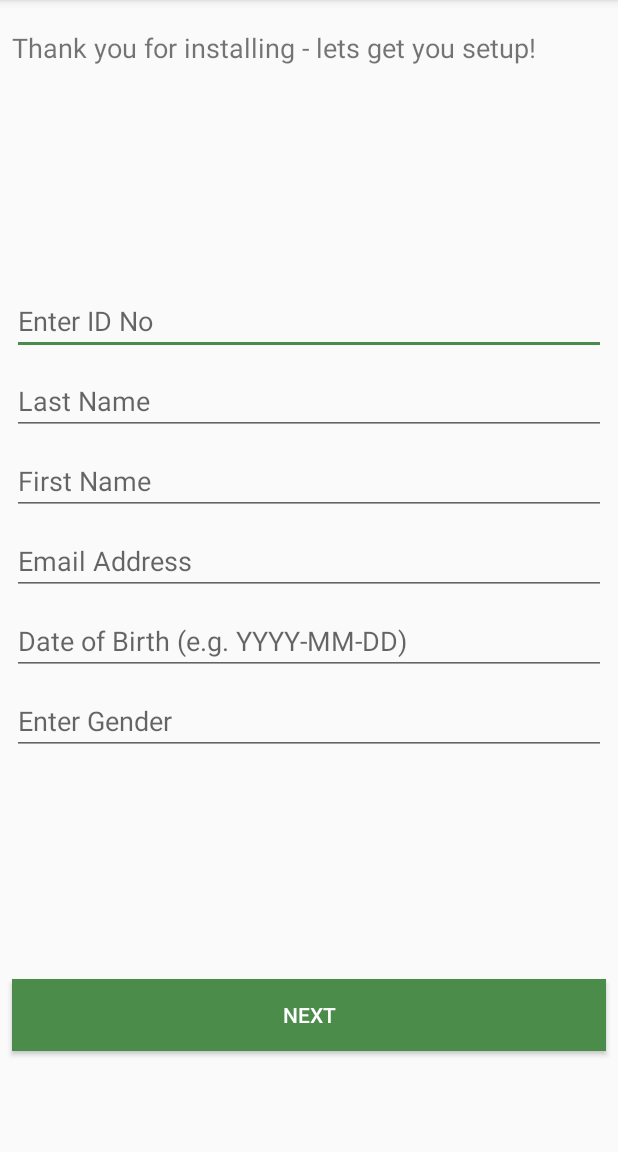
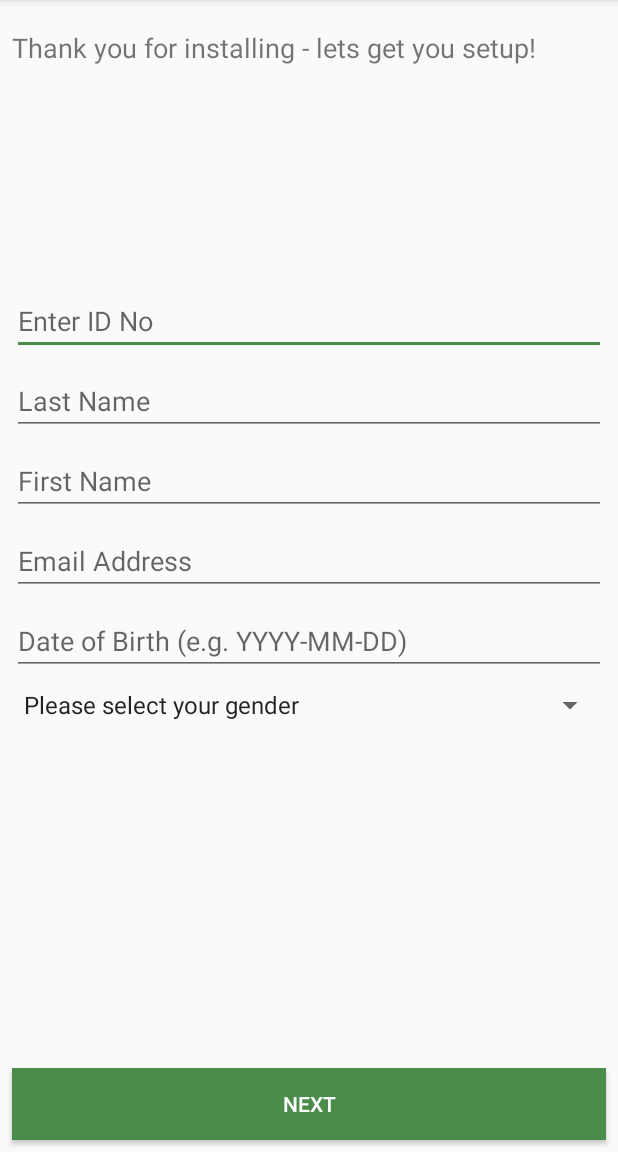
Before and after one commit to wamari/MkopoPopoteApp, an Android app: the screen it shows after launch (RegisterActivity), after a tap on "NEXT", on a phone screen of 412 x 824 dp, the part 84-1236 px from its top. Run offline under Robolectric (Android 15) with nearby library versions, the phone set to English and light mode, and no system bars.

Commit message:
replaced gender edittext with spinner

```diff
--- a/app/src/main/java/com/harlertechnologies/mkopopopoteapp/RegisterActivity.java
+++ b/app/src/main/java/com/harlertechnologies/mkopopopoteapp/RegisterActivity.java
@@ -9,14 +9,17 @@ import android.support.v4.content.ContextCompat;
 import android.support.v7.app.AppCompatActivity;
 import android.os.Bundle;
 import android.view.View;
+import android.widget.ArrayAdapter;
 import android.widget.Button;
 import android.widget.EditText;
+import android.widget.Spinner;
 import android.widget.Toast;
 
 import java.text.DateFormat;
 import java.text.SimpleDateFormat;
 import java.util.Date;
 import java.util.HashMap;
+import java.util.StringTokenizer;
 
 public class RegisterActivity extends AppCompatActivity implements View.OnClickListener{
 
@@ -28,8 +31,10 @@ public class RegisterActivity extends AppCompatActivity implements View.OnClickL
     private EditText editTextDOB;
     private EditText editTextGender;
     private Button buttonNext;
+    private Spinner genderSpinner;
 
     final int MY_PERMISSIONS_REQUEST_ACCESS_COARSE_LOCATION = 123;
+
 
 
     @Override
@@ -74,9 +79,18 @@ public class RegisterActivity extends AppCompatActivity implements View.OnClickL
         editTextFirstname = (EditText) findViewById(R.id.editTextFirstname);
         editTextEmail = (EditText) findViewById(R.id.editTextEmail);
         editTextDOB=(EditText) findViewById(R.id.editTextDOB);
-        editTextGender=(EditText) findViewById(R.id.editTextGender);
+        genderSpinner=(Spinner) findViewById(R.id.genderSpinner);
 
         buttonNext = (Button) findViewById(R.id.buttonNext);
+
+        //populate spinner
+        genderSpinner = (Spinner) findViewById(R.id.genderSpinner);
+        // Create an ArrayAdapter using the string array and a default spinner layout
+        ArrayAdapter<CharSequence> adapter = ArrayAdapter.createFromResource(this, R.array.gender_array, android.R.layout.simple_spinner_item);
+        // Specify the layout to use when the list of choices appears
+        adapter.setDropDownViewResource(android.R.layout.simple_spinner_dropdown_item);
+        // Apply the adapter to the spinner
+        genderSpinner.setAdapter(adapter);
 
         //setting listeners to button
         buttonNext.setOnClickListener(this);
@@ -88,7 +102,7 @@ public class RegisterActivity extends AppCompatActivity implements View.OnClickL
         final String firstname = editTextFirstname.getText().toString().trim();
         final String email = editTextEmail.getText().toString().trim();
         final String dob = editTextDOB.getText().toString().trim();
-        final String gender = editTextGender.getText().toString().trim();
+        final String gender = genderSpinner.getSelectedItem().toString();
 
 
         class AddUser extends AsyncTask<Void, Void, String>{
@@ -123,7 +137,13 @@ public class RegisterActivity extends AppCompatActivity implements View.OnClickL
             }
         }
         AddUser au = new AddUser();
-        au.execute();
+        //// TODO: 7/27/17 Validate
+        String genderCheck = String.valueOf(genderSpinner.getSelectedItem());
+        if(genderCheck.equals("Please select your gender")){
+            Toast.makeText(RegisterActivity.this,"Please select your gender", Toast.LENGTH_SHORT).show();
+        }else {
+            au.execute();
+        }
     }
 
     @Override
--- a/app/src/main/res/layout/activity_register.xml
+++ b/app/src/main/res/layout/activity_register.xml
@@ -100,26 +100,6 @@
         android:layout_marginBottom="8dp"
         app:layout_constraintVertical_bias="0.0" />
 
-    <EditText
-        android:id="@+id/editTextGender"
-        android:layout_width="0dp"
-        android:layout_height="wrap_content"
-        android:layout_marginLeft="8dp"
-        android:layout_marginRight="8dp"
-        android:ems="10"
-        android:hint="@string/enter_gender"
-        android:inputType="textPersonName"
-        app:layout_constraintHorizontal_bias="0.0"
-        app:layout_constraintLeft_toLeftOf="parent"
-        app:layout_constraintRight_toRightOf="parent"
-        android:layout_marginStart="8dp"
-        android:layout_marginEnd="8dp"
-        android:layout_marginTop="8dp"
-        app:layout_constraintTop_toBottomOf="@+id/editTextDOB"
-        app:layout_constraintBottom_toBottomOf="parent"
-        android:layout_marginBottom="8dp"
-        app:layout_constraintVertical_bias="0.0" />
-
     <Button
         android:id="@+id/buttonNext"
         android:layout_width="0dp"
@@ -134,10 +114,25 @@
         app:layout_constraintHorizontal_bias="0.0"
         app:layout_constraintLeft_toLeftOf="parent"
         app:layout_constraintRight_toRightOf="parent"
-        android:layout_marginTop="90dp"
-        app:layout_constraintTop_toBottomOf="@+id/editTextGender"
         app:layout_constraintBottom_toBottomOf="parent"
         android:layout_marginBottom="8dp" />
+
+    <Spinner
+        android:id="@+id/genderSpinner"
+        android:layout_width="0dp"
+        android:layout_height="wrap_content"
+        android:layout_marginLeft="8dp"
+        app:layout_constraintLeft_toLeftOf="parent"
+        android:layout_marginRight="8dp"
+        app:layout_constraintRight_toRightOf="parent"
+        app:layout_constraintHorizontal_bias="0.0"
+        android:layout_marginBottom="105dp"
+        app:layout_constraintBottom_toTopOf="@+id/buttonNext"
+        android:layout_marginStart="8dp"
+        android:layout_marginEnd="8dp"
+        android:layout_marginTop="8dp"
+        app:layout_constraintTop_toBottomOf="@+id/editTextDOB"
+        app:layout_constraintVertical_bias="0.0" />
 
     <TextView
         android:id="@+id/textViewIntro"
--- a/app/src/main/res/values/strings.xml
+++ b/app/src/main/res/values/strings.xml
@@ -14,4 +14,10 @@
     <string name="buttonNext">Next</string>
     <string name="first_name">First Name</string>
     <string name="enter_gender">Enter Gender</string>
+
+    <string-array name="gender_array">
+        <item>Please select your gender</item>
+        <item>Male</item>
+        <item>Female</item>
+    </string-array>
 </resources>
```
